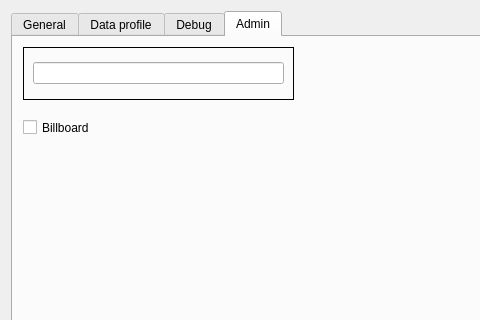
VCityTeam/3DUSE, file ui/dialogSettings.ui: the form before one commit; both pictures show x 0 to 480 and y 0 to 320 of the 1066 by 723 pixel window.
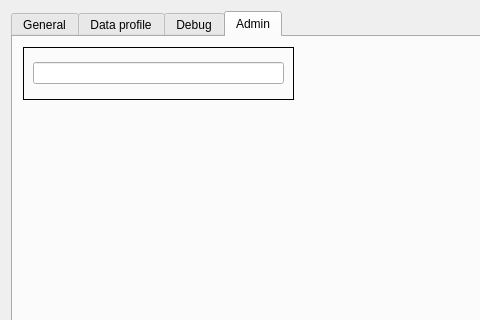
The form after the commit. The open tabs and pages were chosen to show the change.

Commit message: Cleaning branch Move computeDSC from osgDataInfoType to osgInfo Move computeDCAM from osgDataInfoType to osgInfo Move updateScale from osgDataInfoType to osgInfo Move updateDisplayability from osgDataInfoType to osgInfo Remove last couts Remove billboarding button from ui/dialogSettings.ui

The edit to the form file:
```diff
--- a/ui/dialogSettings.ui
+++ b/ui/dialogSettings.ui
@@ -426,19 +426,6 @@
         </item>
        </layout>
       </widget>
-      <widget class="QCheckBox" name="checkBoxBillboard">
-       <property name="geometry">
-        <rect>
-         <x>10</x>
-         <y>70</y>
-         <width>281</width>
-         <height>41</height>
-        </rect>
-       </property>
-       <property name="text">
-        <string>Billboard</string>
-       </property>
-      </widget>
      </widget>
     </widget>
    </item>
```
Left out of the diff: 2 changed lines with no effect on the pictures. The commit also changes 7 other files.
